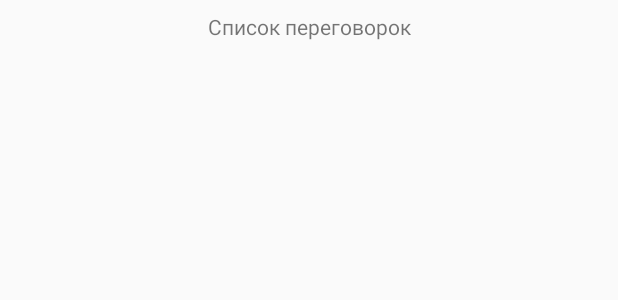
After one commit to IrinaKrinitsyna/MonitorProject, an Android app: the layout activity_timelist.xml on its own in the app's theme, with its tools: preview values and no code run, on a phone screen of 412 x 824 dp. The commit adds this screen. Shown: the top 300 px of the screen. Run offline under Robolectric (Android 15) with nearby library versions, the phone set to English and light mode, and no system bars.

Commit message:
Созданны экраны авторизации и список переговорок

```diff
--- a/app/src/main/AndroidManifest.xml
+++ b/app/src/main/AndroidManifest.xml
@@ -9,13 +9,14 @@
         android:roundIcon="@mipmap/ic_launcher_round"
         android:supportsRtl="true"
         android:theme="@style/AppTheme" >
-        <activity android:name=".MainActivity" >
+        <activity android:name=".LoginActivity" >
             <intent-filter>
                 <action android:name="android.intent.action.MAIN" />
 
                 <category android:name="android.intent.category.LAUNCHER" />
             </intent-filter>
         </activity>
+        <activity android:name=".TimeListActivity" />
     </application>
 
 </manifest>
--- /dev/null
+++ b/app/src/main/res/layout/activity_timelist.xml
@@ -0,0 +1,24 @@
+<?xml version="1.0" encoding="utf-8"?>
+<android.support.constraint.ConstraintLayout
+    xmlns:android="http://schemas.android.com/apk/res/android"
+    xmlns:tools="http://schemas.android.com/tools"
+    xmlns:app="http://schemas.android.com/apk/res-auto"
+    android:layout_width="match_parent"
+    android:layout_height="match_parent"
+    tools:context="com.example.i78k.monitor.LoginActivity"
+    tools:layout_editor_absoluteY="81dp"
+    tools:layout_editor_absoluteX="0dp">
+
+
+    <TextView
+        android:id="@+id/textView"
+        android:layout_width="wrap_content"
+        android:layout_height="wrap_content"
+        android:text="Список переговорок"
+        app:layout_constraintTop_toTopOf="parent"
+        android:layout_marginTop="8dp"
+        android:layout_marginLeft="8dp"
+        app:layout_constraintLeft_toLeftOf="parent"
+        android:layout_marginRight="8dp"
+        app:layout_constraintRight_toRightOf="parent" />
+</android.support.constraint.ConstraintLayout>
```
Also changed, not shown: app/src/main/java/com/example/i78k/monitor/LoginActivity.java (added, +30 -0 lines), app/src/main/java/com/example/i78k/monitor/MainActivity.java (deleted, +0 -28 lines), app/src/main/java/com/example/i78k/monitor/TimeListActivity.java (added, +18 -0 lines), app/src/main/res/layout/activity_main.xml (+42 -5 lines).
